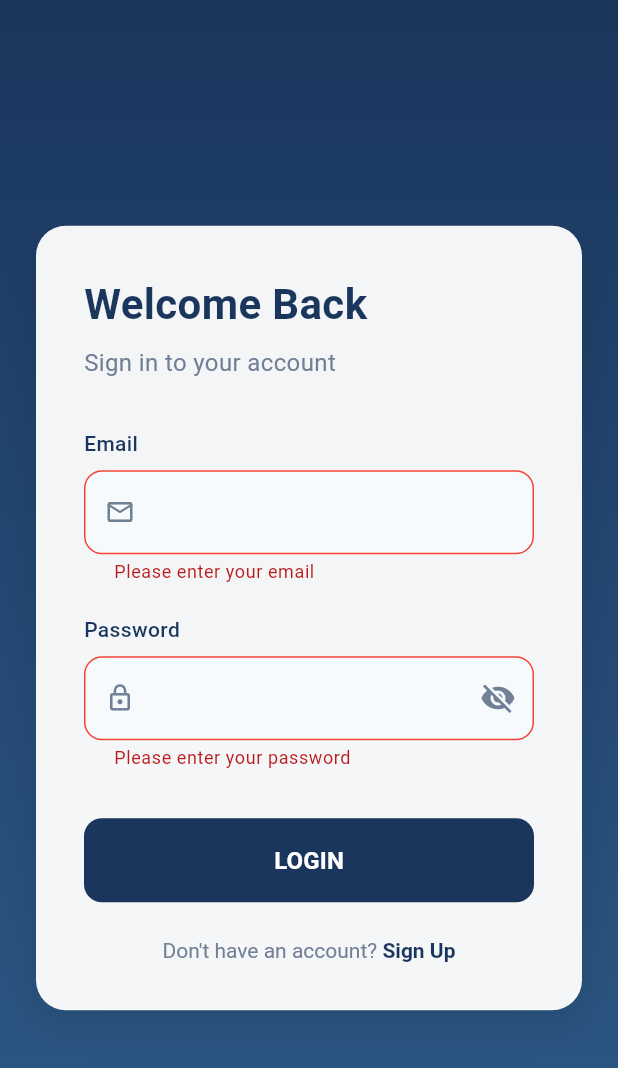
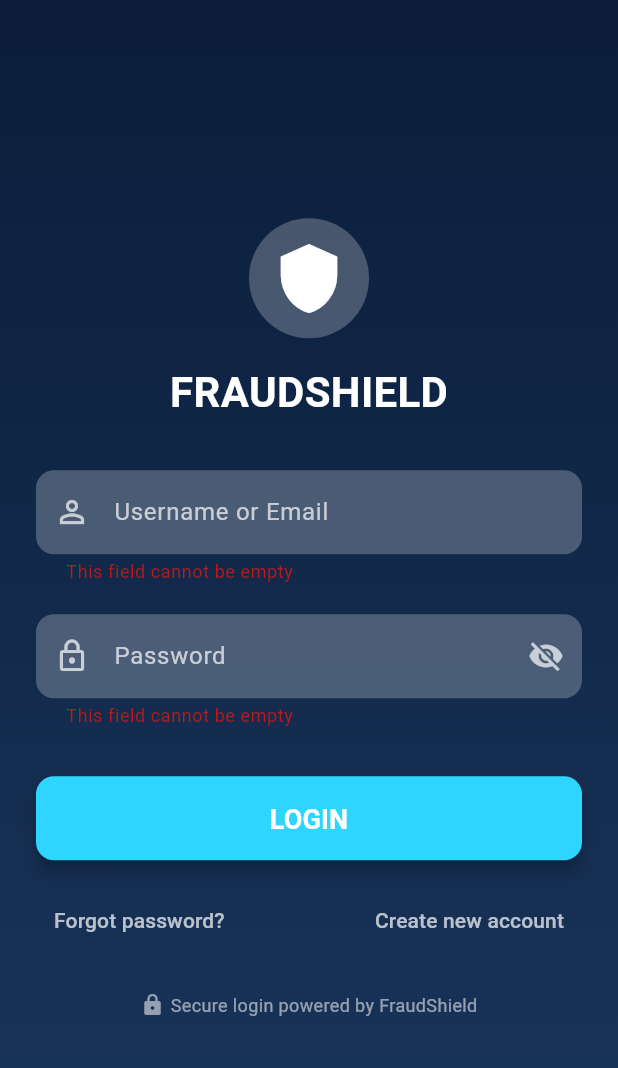
Before and after one commit to tias-byte/fraud-shield, a Flutter app: the LoginScreen screen opened by its route, after a tap on "LOGIN", on a phone screen of 412 x 824 dp. Shown: the top 1068 px of the screen. Run offline on Flutter 3.47's test engine with Material 3 defaults, Android fonts, the phone set to English and light mode, and no system bars; our stand-ins replace animated_text_kit, permission_handler; missing offline and left inert: mobile_scanner.

Commit message:
add new file

```diff
--- a/lib/screens/home_screen.dart
+++ b/lib/screens/home_screen.dart
@@ -51,7 +51,7 @@ class _HomeScreenState extends State<HomeScreen> with TickerProviderStateMixin {
 
   void _logout() {
     // Add your logout logic here
-    print("Logged out");
+    Text("Logged out");
   }
 
   @override
--- a/lib/screens/login_screen.dart
+++ b/lib/screens/login_screen.dart
@@ -1,4 +1,5 @@
 import 'package:flutter/material.dart';
+import 'signup_screen.dart';
 
 class LoginScreen extends StatefulWidget {
   const LoginScreen({super.key});
@@ -12,13 +13,6 @@ class _LoginScreenState extends State<LoginScreen> {
   final _emailController = TextEditingController();
   final _passwordController = TextEditingController();
   bool _obscurePassword = true;
-
-  @override
-  void dispose() {
-    _emailController.dispose();
-    _passwordController.dispose();
-    super.dispose();
-  }
 
   void _togglePasswordVisibility() {
     setState(() {
@@ -34,20 +28,23 @@ class _LoginScreenState extends State<LoginScreen> {
   }
 
   void _navigateToSignUp() {
-    Navigator.pushReplacementNamed(context, '/signup');
+    Navigator.push(
+      context,
+      MaterialPageRoute(builder: (context) => const SignUpScreen ()),
+    );
   }
 
   @override
   Widget build(BuildContext context) {
     return Scaffold(
       body: Container(
-        decoration: const BoxDecoration(
+        decoration:  BoxDecoration(
           gradient: LinearGradient(
             begin: Alignment.topCenter,
             end: Alignment.bottomCenter,
             colors: [
+              Color(0xFF0B1D3A),
               Color(0xFF1A365D),
-              Color(0xFF2D5A87),
             ],
           ),
         ),
@@ -55,86 +52,57 @@ class _LoginScreenState extends State<LoginScreen> {
           child: Center(
             child: SingleChildScrollView(
               padding: const EdgeInsets.symmetric(horizontal: 24.0),
-              child: Container(
-                width: double.infinity,
-                constraints: const BoxConstraints(maxWidth: 400),
-                padding: const EdgeInsets.all(32.0),
+              child: Column(
+                mainAxisAlignment: MainAxisAlignment.center,
+                children: [
+                  // Logo
+                  Container(
+                    width: 80,
+                    height: 80,
+                    margin: const EdgeInsets.only(bottom: 16),
                     decoration: BoxDecoration(
-                  color: Colors.white.withValues(alpha:0.95),
-                  borderRadius: BorderRadius.circular(20),
-                  boxShadow: [
-                    BoxShadow(
-                      color: Colors.black.withValues(alpha:0.1),
-                      blurRadius: 20,
-                      offset: const Offset(0, 10),
+                      shape: BoxShape.circle,
+                      color: Colors.white24,
                     ),
-                  ],
+                    child: const Icon(
+                      Icons.shield,
+                      size: 50,
+                      color: Colors.white,
                     ),
-                child: Form(
-                  key: _formKey,
-                  child: Column(
-                    mainAxisSize: MainAxisSize.min,
-                    crossAxisAlignment: CrossAxisAlignment.start,
-                    children: [
-                      // Title
+                  ),
                   const Text(
-                        'Welcome Back',
+                    'FRAUDSHIELD',
                     style: TextStyle(
+                      color: Colors.white,
                       fontSize: 28,
                       fontWeight: FontWeight.bold,
-                          color: Color(0xFF1A365D),
-                        ),
-                      ),
-                      const SizedBox(height: 8),
-                      const Text(
-                        'Sign in to your account',
-                        style: TextStyle(
-                          fontSize: 16,
-                          color: Color(0xFF718096),
                     ),
                   ),
                   const SizedBox(height: 32),
 
-                      // Email Field
+                  // Form
+                  Form(
+                    key: _formKey,
+                    child: Column(
+                      children: [
                         _buildTextField(
                           controller: _emailController,
-                        label: 'Email',
-                        icon: Icons.email_outlined,
-                        keyboardType: TextInputType.emailAddress,
-                        validator: (value) {
-                          if (value == null || value.isEmpty) {
-                            return 'Please enter your email';
-                          }
-                          if (!RegExp(r'^[\w-\.]+@([\w-]+\.)+[\w-]{2,4}$').hasMatch(value)) {
-                            return 'Please enter a valid email';
-                          }
-                          return null;
-                        },
+                          hint: 'Username or Email',
+                          icon: Icons.person_outline,
                         ),
                         const SizedBox(height: 20),
-
-                      // Password Field
                         _buildTextField(
                           controller: _passwordController,
-                        label: 'Password',
+                          hint: 'Password',
                           icon: Icons.lock_outline,
                           obscureText: _obscurePassword,
                           suffixIcon: IconButton(
                             icon: Icon(
                               _obscurePassword ? Icons.visibility_off : Icons.visibility,
-                            color: const Color(0xFF718096),
+                              color: Colors.white70,
                             ),
                             onPressed: _togglePasswordVisibility,
                           ),
-                        validator: (value) {
-                          if (value == null || value.isEmpty) {
-                            return 'Please enter your password';
-                          }
-                          if (value.length < 6) {
-                            return 'Password must be at least 6 characters';
-                          }
-                          return null;
-                        },
                         ),
                         const SizedBox(height: 32),
 
@@ -145,51 +113,62 @@ class _LoginScreenState extends State<LoginScreen> {
                           child: ElevatedButton(
                             onPressed: _login,
                             style: ElevatedButton.styleFrom(
-                            backgroundColor: const Color(0xFF1A365D),
+                              backgroundColor: const Color(0xFF2DD5FF),
                               foregroundColor: Colors.white,
                               shape: RoundedRectangleBorder(
                                 borderRadius: BorderRadius.circular(12),
                               ),
-                            elevation: 0,
+                              elevation: 5,
                             ),
                             child: const Text(
                               'LOGIN',
                               style: TextStyle(
-                              fontSize: 16,
+                                fontSize: 18,
                                 fontWeight: FontWeight.bold,
                               ),
                             ),
                           ),
                         ),
-                      const SizedBox(height: 24),
+                        const SizedBox(height: 16),
 
-                      // Sign Up Link
-                      Center(
-                        child: GestureDetector(
-                          onTap: _navigateToSignUp,
-                          child: RichText(
-                            text: const TextSpan(
-                              style: TextStyle(
-                                fontSize: 14,
-                                color: Color(0xFF718096),
+                        // Links
+                        Row(
+                          mainAxisAlignment: MainAxisAlignment.spaceBetween,
+                          children: [
+                            TextButton(
+                              onPressed: () {}, // Implement forgot password logic here
+                              child: const Text(
+                                'Forgot password?',
+                                style: TextStyle(color: Colors.white70),
                               ),
-                              children: [
-                                TextSpan(text: "Don't have an account? "),
-                                TextSpan(
-                                  text: 'Sign Up',
-                                  style: TextStyle(
-                                    color: Color(0xFF1A365D),
-                                    fontWeight: FontWeight.bold,
+                            ),
+                            TextButton(
+                              onPressed: _navigateToSignUp,
+                              child: const Text(
+                                'Create new account',
+                                style: TextStyle(color: Colors.white70),
                               ),
                             ),
                           ],
                         ),
+                        const SizedBox(height: 24),
+
+                        // Footer
+                        Row(
+                          mainAxisAlignment: MainAxisAlignment.center,
+                          children: const [
+                            Icon(Icons.lock, color: Colors.white54, size: 16),
+                            SizedBox(width: 4),
+                            Text(
+                              'Secure login powered by FraudShield',
+                              style: TextStyle(color: Colors.white54, fontSize: 12),
                             ),
-                        ),
+                          ],
                         ),
                       ],
                     ),
                   ),
+                ],
               ),
             ),
           ),
@@ -200,63 +179,35 @@ class _LoginScreenState extends State<LoginScreen> {
 
   Widget _buildTextField({
   required TextEditingController controller,
-    required String label,
+    required String hint,
     required IconData icon,
-    TextInputType? keyboardType,
     bool obscureText = false,
     Widget? suffixIcon,
-    String? Function(String?)? validator,
   }) {
-    return Column(
-      crossAxisAlignment: CrossAxisAlignment.start,
-      children: [
-        Text(
-          label,
-          style: const TextStyle(
-            fontSize: 14,
-            fontWeight: FontWeight.w500,
-            color: Color(0xFF1A365D),
-          ),
-        ),
-        const SizedBox(height: 8),
-        TextFormField(
+    return TextFormField(
       controller: controller,
-          keyboardType: keyboardType,
       obscureText: obscureText,
-          validator: validator,
+      style: const TextStyle(color: Colors.white),
+      validator: (value) {
+        if (value == null || value.isEmpty) {
+          return 'This field cannot be empty';
+        }
+        return null;
+      },
       decoration: InputDecoration(
-            prefixIcon: Icon(
-              icon,
-              color: const Color(0xFF718096),
-              size: 20,
-            ),
+        hintText: hint,
+        hintStyle: const TextStyle(color: Colors.white70),
+        prefixIcon: Icon(icon, color: Colors.white70),
         suffixIcon: suffixIcon,
+        filled: true,
+        fillColor: Colors.white24,
         border: OutlineInputBorder(
           borderRadius: BorderRadius.circular(12),
-              borderSide: const BorderSide(color: Color(0xFFE2E8F0)),
+          borderSide: BorderSide.none,
         ),
-            enabledBorder: OutlineInputBorder(
-              borderRadius: BorderRadius.circular(12),
-              borderSide: const BorderSide(color: Color(0xFFE2E8F0)),
+        contentPadding: const EdgeInsets.symmetric(
+            horizontal: 16, vertical: 16),
       ),
-            focusedBorder: OutlineInputBorder(
-              borderRadius: BorderRadius.circular(12),
-              borderSide: const BorderSide(color: Color(0xFF1A365D), width: 2),
-            ),
-            errorBorder: OutlineInputBorder(
-              borderRadius: BorderRadius.circular(12),
-              borderSide: const BorderSide(color: Colors.red),
-            ),
-            focusedErrorBorder: OutlineInputBorder(
-              borderRadius: BorderRadius.circular(12),
-              borderSide: const BorderSide(color: Colors.red, width: 2),
-            ),
-            filled: true,
-            fillColor: const Color(0xFFF7FAFC),
-            contentPadding: const EdgeInsets.symmetric(horizontal: 16, vertical: 16),
-          ),
-        ),
-      ],
     );
   }
 }
--- a/pubspec.yaml
+++ b/pubspec.yaml
@@ -73,9 +73,13 @@ flutter:
   # included with your application, so that you can use the icons in
   # the material Icons class.
   uses-material-design: true
+  assets:
+    - assets/BLUE.jpg
 
   # To add assets to your application, add an assets section, like this:
-  # assets:
+assets:
+  - assets/images/
+
   #   - images/a_dot_burr.jpeg
   #   - images/a_dot_ham.jpeg
 
```
Also changed, not shown: lib/main.dart (+5 -3 lines), lib/screens/intro_screen.dart (added, +84 -0 lines), lib/screens/signup_screen.dart (+90 -17 lines), assets/images/BLUE.jpg (added), assets/images/fraudshield-removebg-preview.png (added), assets/images/fraudshieldlogo.png (added), assets/images/fruadshieldlogo.jpg (renamed from assets/fruadshieldlogo.jpg), lib/screens/splash_screen.dart (added), pubspec.lock, 2 other files. Lines whose indentation alone changed are shown as unchanged.
